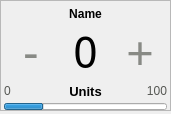
Old version of the form gui/toolsettings/toolsettings.ui in the repository MariuszSuchenek/MVM_GUI_test2.
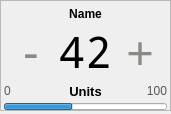
New version of the form.

Commit message: Modified default toolsettings template to have representative factory settings

Patch:
```diff
--- a/gui/toolsettings/toolsettings.ui
+++ b/gui/toolsettings/toolsettings.ui
@@ -266,7 +266,7 @@
          </font>
         </property>
         <property name="text">
-         <string>0</string>
+         <string>42</string>
         </property>
         <property name="alignment">
          <set>Qt::AlignCenter</set>
@@ -508,7 +508,7 @@
          </palette>
         </property>
         <property name="value">
-         <number>24</number>
+         <number>42</number>
         </property>
         <property name="format">
          <string/>
```
